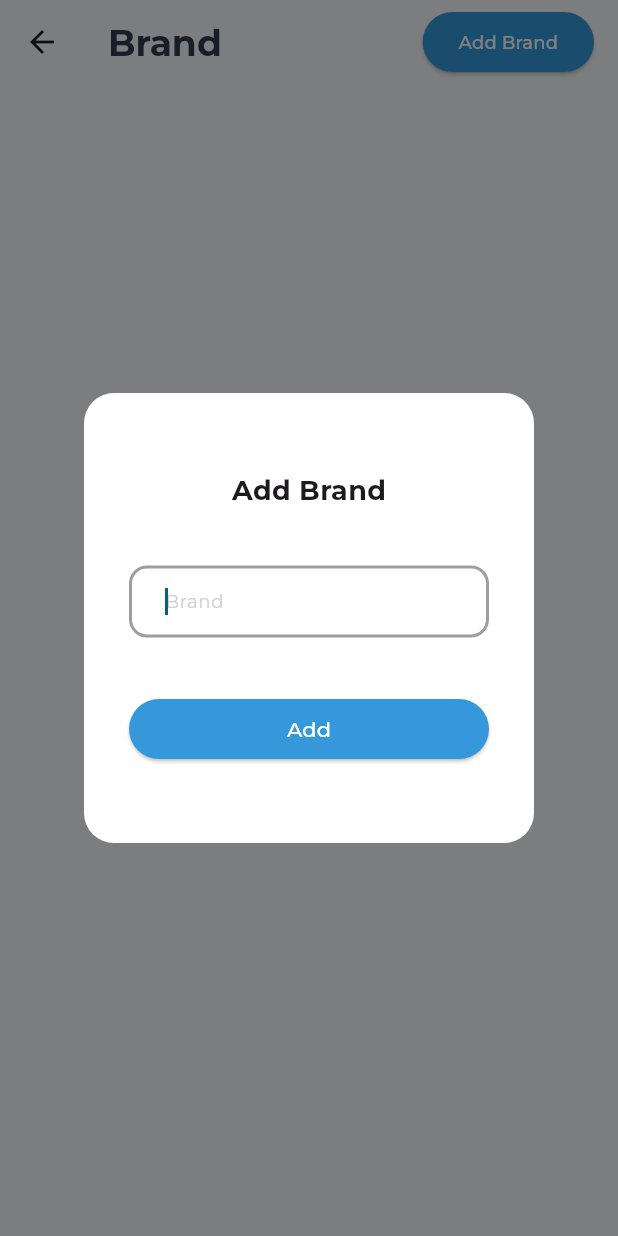
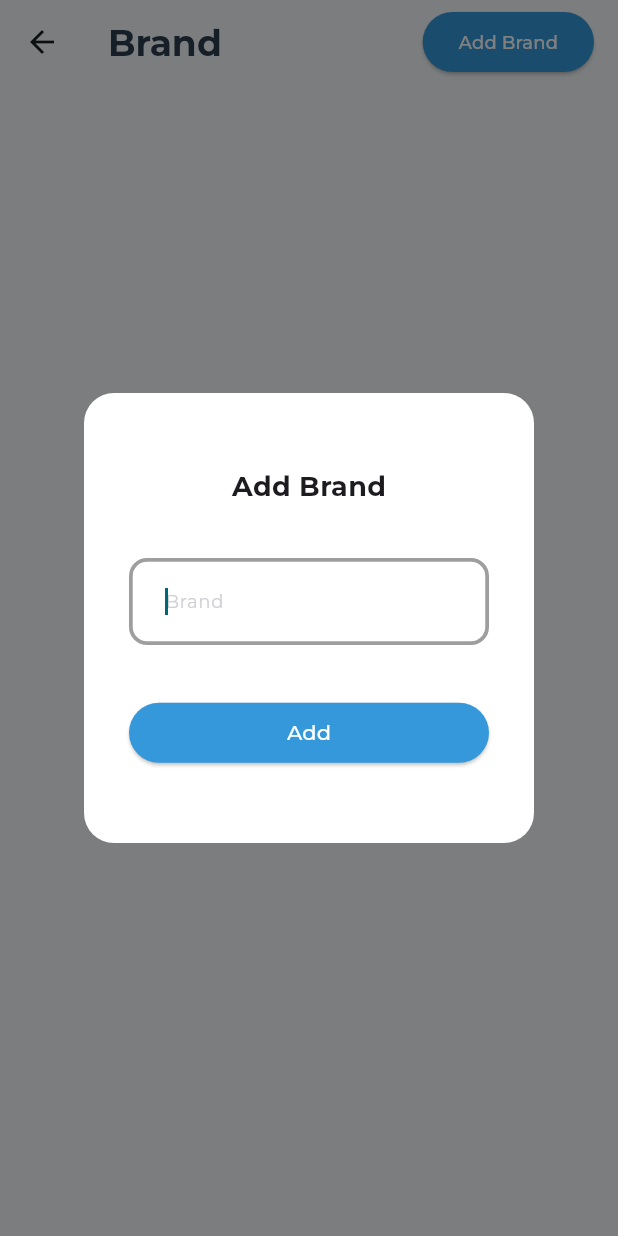
Before and after one commit to soemintheinsmt6/Mobile-Service-Manager, a Flutter app: the BrandListScreen screen opened directly, after a tap on "Add Brand", on a phone screen of 412 x 824 dp. Run offline on Flutter 3.47's test engine with Material 3 defaults, Android fonts, the phone set to English and light mode, and no system bars; our stand-ins replace dropdown_textfield, file_picker, firebase_core, flutter_riverpod, google_fonts, loading_animation_widget and 5 more; missing offline and left inert: omni_datetime_picker, signed_spacing_flex, window_size; accounts and stored records are empty; generated files the repository leaves out were written again; statements that could not run were skipped.

```diff
--- a/lib/utils/decoration.dart
+++ b/lib/utils/decoration.dart
@@ -1,47 +1,32 @@
 import 'package:flutter/material.dart';
 
-InputDecoration kTextFieldDecoration(
-    {String? hintText = 'Enter a value', Color borderColor = Colors.grey}) {
+InputDecoration kTextFieldDecoration({
+  String? hintText = 'Enter a value',
+  Color borderColor = Colors.grey,
+  double borderRadius = 8.0,
+  EdgeInsetsGeometry? contentPadding =
+      const EdgeInsets.symmetric(vertical: 12, horizontal: 15.0),
+}) {
   return InputDecoration(
     hintText: hintText,
-    contentPadding:
-        const EdgeInsets.symmetric(vertical: 10.0, horizontal: 20.0),
-    border: const OutlineInputBorder(
-      borderRadius: BorderRadius.all(Radius.circular(12.0)),
-    ),
-    enabledBorder: OutlineInputBorder(
-      borderSide: BorderSide(color: borderColor, width: 1.0),
-      borderRadius: const BorderRadius.all(Radius.circular(12.0)),
-    ),
-    focusedBorder: OutlineInputBorder(
-      borderSide: BorderSide(color: borderColor, width: 2.0),
-      borderRadius: const BorderRadius.all(Radius.circular(12.0)),
-    ),
-  );
-}
-
-InputDecoration kTextFieldFormDecoration(
-    {String? hintText = 'Enter a value', Color borderColor = Colors.grey}) {
-  return InputDecoration(
-    hintText: hintText,
-    contentPadding: const EdgeInsets.symmetric(vertical: 12, horizontal: 15.0),
+    contentPadding: contentPadding,
     isDense: true,
-    border: const OutlineInputBorder(
-      borderRadius: BorderRadius.all(Radius.circular(8.0)),
+    border: OutlineInputBorder(
+      borderRadius: BorderRadius.all(Radius.circular(borderRadius)),
     ),
     enabledBorder: OutlineInputBorder(
       // Use borderColor here
       borderSide: BorderSide(color: borderColor, width: 1.0),
-      borderRadius: const BorderRadius.all(Radius.circular(8.0)),
+      borderRadius: BorderRadius.all(Radius.circular(borderRadius)),
     ),
     focusedBorder: OutlineInputBorder(
       // Use borderColor here
-      borderSide: BorderSide(color: borderColor, width: 2.0),
-      borderRadius: const BorderRadius.all(Radius.circular(8.0)),
+      borderSide: BorderSide(color: borderColor, width: 2.5),
+      borderRadius: BorderRadius.all(Radius.circular(borderRadius)),
     ),
     errorBorder: OutlineInputBorder(
       borderSide: BorderSide(color: Colors.red.shade900, width: 2.0),
-      borderRadius: const BorderRadius.all(Radius.circular(8.0)),
+      borderRadius: BorderRadius.all(Radius.circular(borderRadius)),
     ),
   );
 }
--- a/lib/widgets/custom_date_picker_text_field.dart
+++ b/lib/widgets/custom_date_picker_text_field.dart
@@ -33,7 +33,7 @@ class CustomDatePickerTextField extends StatelessWidget {
             ),
           TextField(
             style: kDefaultTextStyle,
-            decoration: kTextFieldFormDecoration(hintText: title),
+            decoration: kTextFieldDecoration(hintText: title),
             focusNode: AlwaysDisabledFocusNode(),
             controller: controller,
             onTap: () => onTap!(),
--- a/lib/widgets/custom_drop_down_text_field.dart
+++ b/lib/widgets/custom_drop_down_text_field.dart
@@ -51,7 +51,7 @@ class CustomDropDownTextField extends StatelessWidget {
               textStyle: kDefaultTextStyle,
               searchTextStyle: kDefaultTextStyle,
               listTextStyle: kDefaultTextStyle,
-              textFieldDecoration: kTextFieldFormDecoration(
+              textFieldDecoration: kTextFieldDecoration(
                   hintText: title, borderColor: borderColor),
               clearOption: clearOption,
               enableSearch: enableSearch,
--- a/lib/widgets/custom_text_field.dart
+++ b/lib/widgets/custom_text_field.dart
@@ -42,7 +42,10 @@ class CustomTextField extends StatelessWidget {
             autofocus: true,
             style: kDefaultTextStyle,
             obscureText: obscureText,
-            decoration: kTextFieldDecoration(hintText: showHint ? title : null),
+            decoration: kTextFieldDecoration(
+                hintText: showHint ? title : null,
+                contentPadding: const EdgeInsets.all(20),
+                borderRadius: 12),
             controller: controller,
             onChanged: onChanged,
           ),
--- a/lib/widgets/custom_text_form_field.dart
+++ b/lib/widgets/custom_text_form_field.dart
@@ -47,7 +47,7 @@ class CustomTextFormField extends StatelessWidget {
           TextFormField(
             maxLines: maxLines,
             style: kDefaultTextStyle,
-            decoration: kTextFieldFormDecoration(hintText: title),
+            decoration: kTextFieldDecoration(hintText: title),
             keyboardType: keyboardType,
             focusNode: focusNode,
             autofocus: true,
```
Also changed, not shown: 2 other files.
